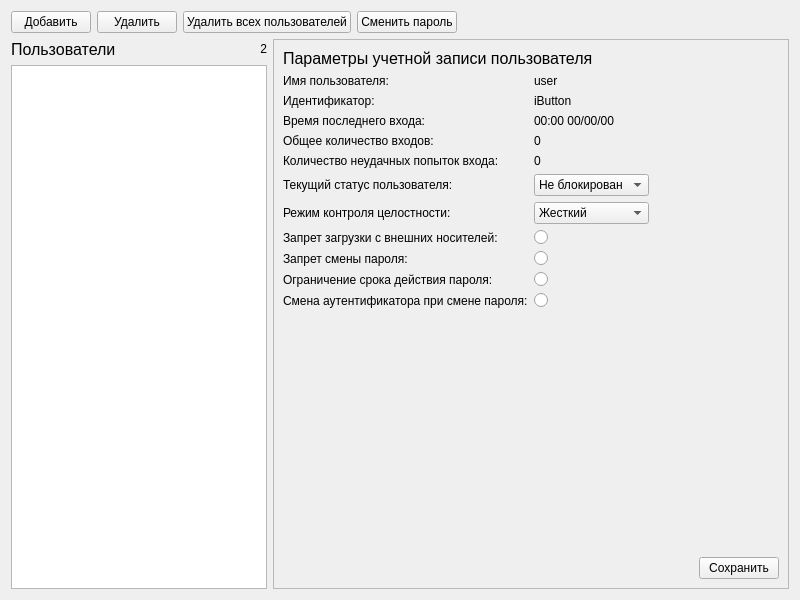
This is panels/UserListPanel.ui in m6v/sobol as Qt 5 draws it before an edit. The edited form follows.
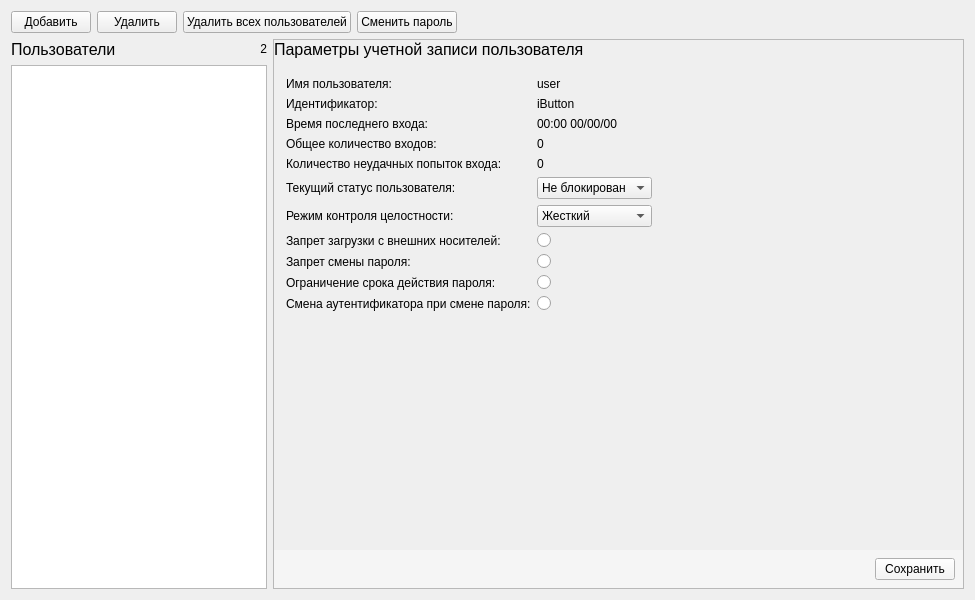
This is the edited form.

What changed in the file:
```diff
--- a/panels/UserListPanel.ui
+++ b/panels/UserListPanel.ui
@@ -6,7 +6,7 @@
    <rect>
     <x>0</x>
     <y>0</y>
-    <width>800</width>
+    <width>975</width>
     <height>600</height>
    </rect>
   </property>
@@ -126,6 +126,18 @@
         <enum>QFrame::Raised</enum>
        </property>
        <layout class="QVBoxLayout" name="verticalLayout_3">
+        <property name="leftMargin">
+         <number>0</number>
+        </property>
+        <property name="topMargin">
+         <number>0</number>
+        </property>
+        <property name="rightMargin">
+         <number>0</number>
+        </property>
+        <property name="bottomMargin">
+         <number>0</number>
+        </property>
         <item>
          <layout class="QHBoxLayout" name="horizontalLayout_4">
           <item>
@@ -140,10 +152,19 @@
               <property name="text">
                <string>Параметры учетной записи пользователя</string>
               </property>
+              <property name="margin">
+               <number>12</number>
+              </property>
              </widget>
             </item>
             <item>
              <layout class="QGridLayout" name="gridLayout">
+              <property name="leftMargin">
+               <number>12</number>
+              </property>
+              <property name="topMargin">
+               <number>12</number>
+              </property>
               <item row="0" column="0">
                <widget class="QLabel" name="user_name_label">
                 <property name="text">
@@ -351,7 +372,23 @@
          </spacer>
         </item>
         <item>
+         <widget class="QWidget" name="widget" native="true">
+          <property name="styleSheet">
+           <string notr="true">background-color: #f5f5f5;</string>
+          </property>
          <layout class="QHBoxLayout" name="horizontalLayout_3">
+           <property name="leftMargin">
+            <number>0</number>
+           </property>
+           <property name="topMargin">
+            <number>8</number>
+           </property>
+           <property name="rightMargin">
+            <number>8</number>
+           </property>
+           <property name="bottomMargin">
+            <number>8</number>
+           </property>
           <item>
            <spacer name="horizontalSpacer_3">
             <property name="orientation">
@@ -373,6 +410,7 @@
            </widget>
           </item>
          </layout>
+         </widget>
         </item>
        </layout>
       </widget>
```
Left out of the diff: 3 changed lines with no effect on the pictures. Lines whose indentation alone changed are shown as unchanged.
